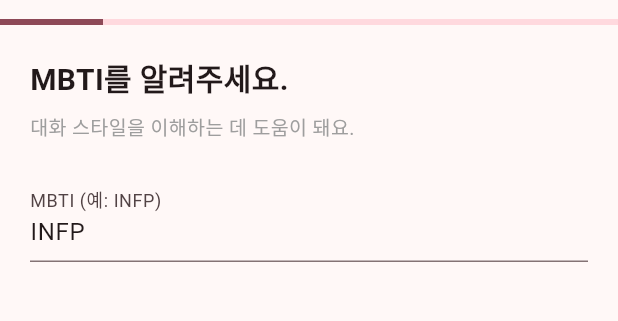
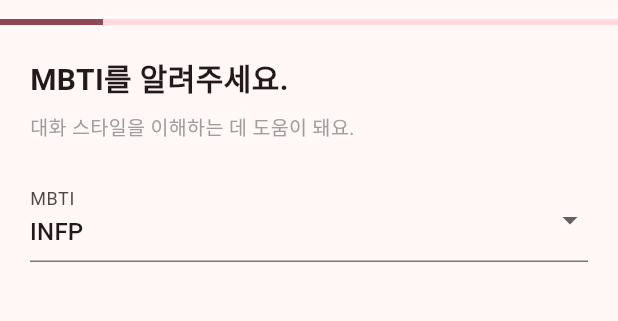
Before and after one commit to day-e0n/sun_date, a Flutter app: the screen it shows after launch, swiped to page 5, on a phone screen of 412 x 824 dp, the part 65-386 px from its top. Run offline on Flutter 3.47's test engine with Material 3 defaults, Android fonts, the phone set to English and light mode, and no system bars; missing offline and left inert: random_nickname; accounts and stored records are empty.

Commit message:
mbti 드롭다운 수정 행정구역 추가 학번 여덟자리 제한

```diff
--- a/lib/ui/onboarding/onboarding_flow_screen.dart
+++ b/lib/ui/onboarding/onboarding_flow_screen.dart
@@ -39,20 +39,125 @@
   Gender _gender = Gender.female;
 
   // MBTI
-  final _mbtiCtrl = TextEditingController(text: 'INFP');
+  final List<String> _mbtiOptions = const [
+    'ISTJ', 'ISFJ', 'INFJ', 'INTJ', 'ISTP', 'ISFP', 'INFP', 'INTP',
+    'ESTP', 'ESFP', 'ENFP', 'ENTP', 'ESTJ', 'ESFJ', 'ENFJ', 'ENTJ',
+  ];
+  String _selectedMbti = 'INFP';
 
   // 지역: 광역/도 + 시/군
   final Map<String, List<String>> _regions = {
-    '서울특별시': ['강남구', '관악구', '마포구', '송파구'],
-    '경기도': ['용인시', '수원시', '성남시', '고양시'],
-    '강원도': ['춘천시', '원주시', '강릉시'],
-    '충청북도': ['청주시', '충주시'],
-    '충청남도': ['천안시', '아산시'],
-    '전라북도': ['전주시', '군산시'],
-    '전라남도': ['여수시', '순천시'],
-    '경상북도': ['포항시', '경주시'],
-    '경상남도': ['창원시', '김해시'],
-    '제주특별자치도': ['제주시', '서귀포시'],
+    '서울특별시': [
+      '강남구', '강동구', '강북구', '강서구',
+      '관악구', '광진구', '구로구', '금천구',
+      '노원구', '도봉구', '동대문구', '동작구',
+      '마포구', '서대문구', '서초구', '성동구',
+      '성북구', '송파구', '양천구', '영등포구',
+      '용산구', '은평구', '종로구', '중구', '중랑구',
+    ],
+
+    '부산광역시': [
+      '강서구', '금정구', '기장군', '남구',
+      '동구', '동래구', '부산진구', '북구',
+      '사상구', '사하구', '서구', '수영구',
+      '연제구', '영도구', '중구', '해운대구',
+    ],
+
+    '대구광역시': [
+      '남구', '달서구', '달성군', '동구',
+      '북구', '서구', '수성구', '중구',
+    ],
+
+    '인천광역시': [
+      '강화군', '계양구', '남동구', '동구',
+      '미추홀구', '부평구', '서구', '연수구',
+      '옹진군', '중구',
+    ],
+
+    '광주광역시': [
+      '광산구', '남구', '동구', '북구', '서구',
+    ],
+
+    '대전광역시': [
+      '대덕구', '동구', '서구', '유성구', '중구',
+    ],
+
+    '울산광역시': [
+      '남구', '동구', '북구', '울주군', '중구',
+    ],
+
+    '세종특별자치시': [
+      '세종시 전체(행정동 구분 없음)',
+    ],
+
+    '경기도': [
+      '가평군', '고양시', '과천시', '광명시', '광주시',
+      '구리시', '군포시', '김포시', '남양주시',
+      '동두천시', '부천시', '성남시', '수원시',
+      '시흥시', '안산시', '안성시', '안양시',
+      '양주시', '양평군', '여주시', '연천군',
+      '오산시', '용인시', '의왕시', '의정부시',
+      '이천시', '파주시', '평택시', '포천시',
+      '하남시', '화성시',
+    ],
+
+    '강원특별자치도': [
+      '강릉시', '동해시', '삼척시', '속초시',
+      '원주시', '춘천시', '태백시',
+      '고성군', '양구군', '양양군', '영월군',
+      '정선군', '철원군', '평창군', '홍천군',
+      '화천군', '횡성군',
+    ],
+
+    '충청북도': [
+      '괴산군', '단양군', '보은군', '영동군',
+      '옥천군', '음성군', '제천시',
+      '증평군', '진천군', '청주시', '충주시',
+    ],
+
+    '충청남도': [
+      '계룡시', '공주시', '논산시', '당진시',
+      '보령시', '부여군', '서산시', '서천군',
+      '아산시', '예산군', '천안시', '청양군',
+      '태안군', '홍성군',
+    ],
+
+    '전북특별자치도': [
+      '고창군', '군산시', '김제시', '남원시',
+      '무주군', '부안군', '순창군', '완주군',
+      '익산시', '임실군', '장수군', '전주시',
+      '정읍시', '진안군',
+    ],
+
+    '전라남도': [
+      '강진군', '고흥군', '곡성군', '광양시',
+      '구례군', '나주시', '담양군', '목포시',
+      '무안군', '보성군', '순천시', '신안군',
+      '여수시', '영광군', '영암군', '완도군',
+      '장성군', '장흥군', '진도군', '함평군',
+      '해남군', '화순군',
+    ],
+
+    '경상북도': [
+      '경산시', '경주시', '고령군', '구미시',
+      '군위군', '김천시', '문경시', '봉화군',
+      '상주시', '성주군', '안동시', '영덕군',
+      '영양군', '영주시', '영천시', '예천군',
+      '울릉군', '울진군', '의성군', '청도군',
+      '청송군', '칠곡군', '포항시',
+    ],
+
+    '경상남도': [
+      '거제시', '거창군', '고성군', '김해시',
+      '남해군', '밀양시', '사천시', '산청군',
+      '양산시', '의령군', '진주시', '창녕군',
+      '창원시', '통영시', '하동군', '함안군',
+      '함양군', '합천군',
+    ],
+
+    '제주특별자치도': [
+      '제주시', '서귀포시',
+    ],
   };
 
   String _selectedProvince = '경기도';
@@ -79,7 +184,6 @@
     _pageController.dispose();
     _nicknameCtrl.dispose();
     _studentIdCtrl.dispose();
-    _mbtiCtrl.dispose();
     super.dispose();
   }
 
@@ -99,16 +203,17 @@
         }
         break;
       case 1:
-        if (_studentIdCtrl.text.trim().isEmpty) {
+        final studentId = _studentIdCtrl.text.trim();
+        if (studentId.isEmpty) {
           _showError('학번을 입력해 주세요.');
+          return;
+        }
+        if (!RegExp(r'^\d{8}$').hasMatch(studentId)) {
+          _showError('형식에 맞지 않습니다. 8자리 학번을 입력하세요.');
           return;
         }
         break;
       case 4:
-        if (_mbtiCtrl.text.trim().isEmpty) {
-          _showError('MBTI를 입력해 주세요.');
-          return;
-        }
         break;
       default:
         break;
@@ -145,7 +250,7 @@
         studentId: _studentIdCtrl.text.trim(),
         age: _selectedAge,
         gender: _gender,
-        mbti: _mbtiCtrl.text.trim(),
+        mbti: _selectedMbti,
         region: '$_selectedProvince $_selectedCity',
         // 선호 봉사(지금은 최소값만, 나중에 별 단계 빼서 확장 가능)
         preferredCategories: const [VolunteerCategory.animal],
@@ -300,10 +405,16 @@
     return _StepWrapper(
       title: 'MBTI를 알려주세요.',
       subtitle: '대화 스타일을 이해하는 데 도움이 돼요.',
-      child: TextField(
-        controller: _mbtiCtrl,
-        decoration:
-        const InputDecoration(labelText: 'MBTI (예: INFP)'),
+      child: DropdownButtonFormField<String>(
+        value: _selectedMbti,
+        items: _mbtiOptions
+            .map((mbti) => DropdownMenuItem(
+                  value: mbti,
+                  child: Text(mbti),
+                ))
+            .toList(),
+        onChanged: (v) => setState(() => _selectedMbti = v ?? _selectedMbti),
+        decoration: const InputDecoration(labelText: 'MBTI'),
       ),
     );
   }
```
